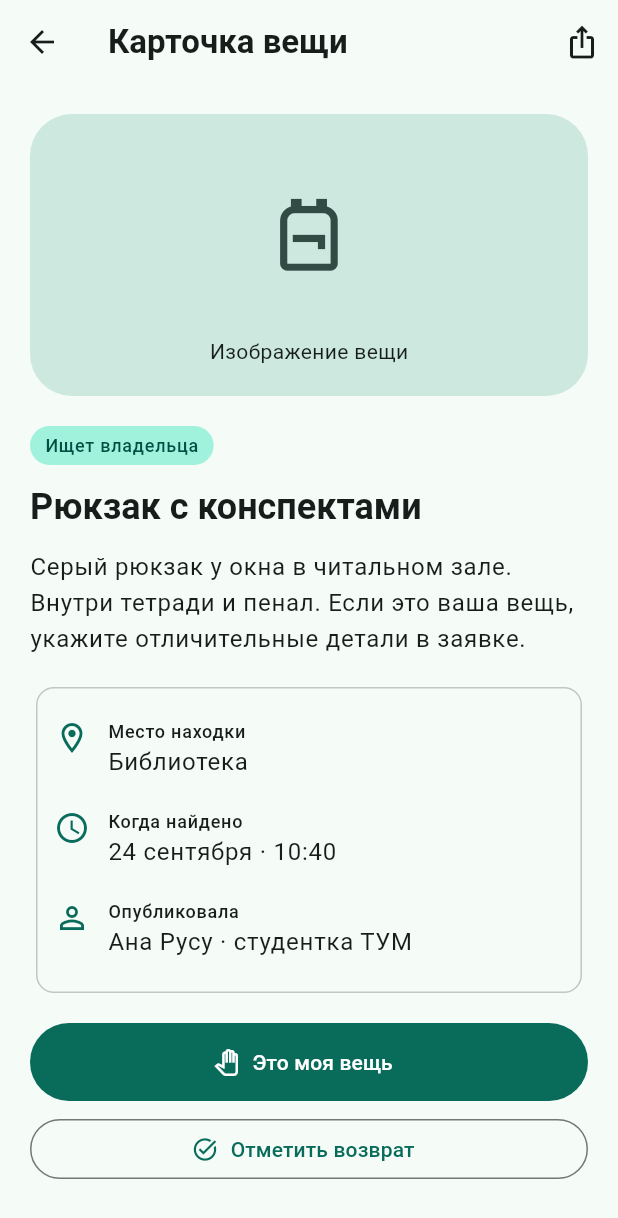
After one commit to VasilievNichita/LostFound_project, a Flutter app: the ItemDetailScreen screen opened directly, on a phone screen of 412 x 824 dp. The commit adds this screen. Shown: the top 1218 px of the screen. Run offline on Flutter 3.47's test engine with Material 3 defaults, Android fonts, the phone set to English and light mode, and no system bars.

Commit message:
L2: добавил карточку вещи с описанием и датой

```diff
--- a/lib/screens/demo_screen.dart
+++ b/lib/screens/demo_screen.dart
@@ -3,6 +3,8 @@ import 'package:flutter/material.dart';
 import 'login_screen.dart';
 
 import 'board_screen.dart';
+
+import 'item_detail_screen.dart';
 
 // SCREEN_IMPORTS
 
@@ -15,6 +17,7 @@ class DemoScreen extends StatelessWidget {
     final entries = <(String, IconData, Widget)>[
       ('Вход / регистрация', Icons.login_rounded, const LoginScreen()),
       ('Доска объявлений', Icons.dashboard_outlined, const BoardScreen()),
+      ('Карточка вещи', Icons.backpack_outlined, const ItemDetailScreen()),
       // SCREEN_ENTRIES
     ];
     return Scaffold(
--- /dev/null
+++ b/lib/screens/item_detail_screen.dart
@@ -0,0 +1,101 @@
+import 'package:flutter/material.dart';
+
+import '../data/mock_data.dart';
+import '../widgets/item_card.dart';
+import '../widgets/info_row.dart';
+import '../widgets/status_badge.dart';
+
+class ItemDetailScreen extends StatelessWidget {
+  const ItemDetailScreen({super.key});
+
+  @override
+  Widget build(BuildContext context) {
+    final item = foundItems.first;
+    final theme = Theme.of(context);
+    return Scaffold(
+      appBar: AppBar(
+        title: const Text('Карточка вещи'),
+        actions: [
+          IconButton(
+            onPressed: () {},
+            icon: const Icon(Icons.ios_share),
+            tooltip: 'Поделиться',
+          ),
+        ],
+      ),
+      body: ListView(
+        padding: const EdgeInsets.all(20),
+        children: [
+          Container(
+            padding: const EdgeInsets.all(20),
+            decoration: BoxDecoration(
+              color: theme.colorScheme.secondaryContainer,
+              borderRadius: BorderRadius.circular(28),
+            ),
+            child: Column(
+              children: [
+                ItemVisual(item: item, size: 120),
+                const SizedBox(height: 8),
+                const Text(
+                  'Изображение вещи',
+                  semanticsLabel: 'Иллюстрация рюкзака',
+                ),
+              ],
+            ),
+          ),
+          const SizedBox(height: 20),
+          Align(
+            alignment: Alignment.centerLeft,
+            child: StatusBadge(label: item.statusLabel),
+          ),
+          const SizedBox(height: 12),
+          Text(
+            item.title,
+            style: theme.textTheme.headlineSmall?.copyWith(
+              fontWeight: FontWeight.w700,
+            ),
+          ),
+          const SizedBox(height: 12),
+          Text(item.description, style: theme.textTheme.bodyLarge),
+          const SizedBox(height: 16),
+          Card.outlined(
+            child: Padding(
+              padding: const EdgeInsets.all(12),
+              child: Column(
+                children: [
+                  InfoRow(
+                    icon: Icons.location_on_outlined,
+                    label: 'Место находки',
+                    value: item.location,
+                  ),
+                  InfoRow(
+                    icon: Icons.schedule,
+                    label: 'Когда найдено',
+                    value: item.dateLabel,
+                  ),
+                  const InfoRow(
+                    icon: Icons.person_outline,
+                    label: 'Опубликовала',
+                    value: 'Ана Русу · студентка ТУМ',
+                  ),
+                ],
+              ),
+            ),
+          ),
+          const SizedBox(height: 16),
+          FilledButton.icon(
+            onPressed: () {},
+            icon: const Icon(Icons.pan_tool_outlined),
+            label: const Text('Это моя вещь'),
+          ),
+          const SizedBox(height: 8),
+          OutlinedButton.icon(
+            onPressed: () {},
+            icon: const Icon(Icons.task_alt),
+            label: const Text('Отметить возврат'),
+          ),
+        ],
+      ),
+    );
+  }
+}
```
